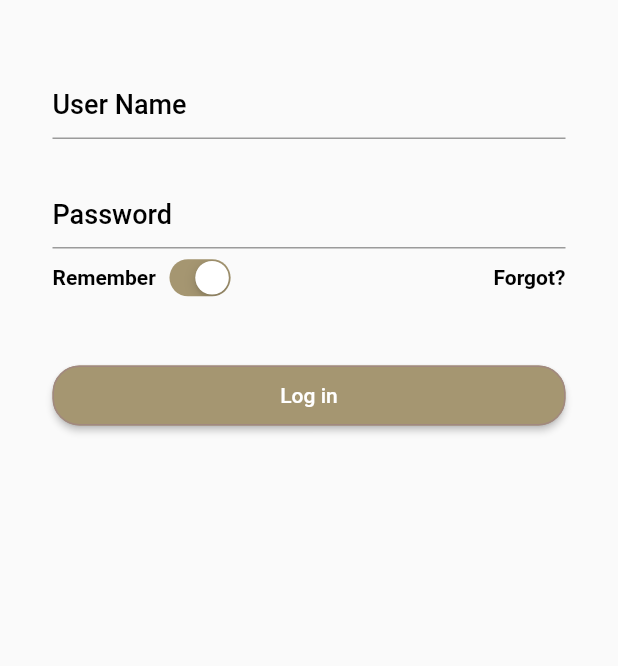
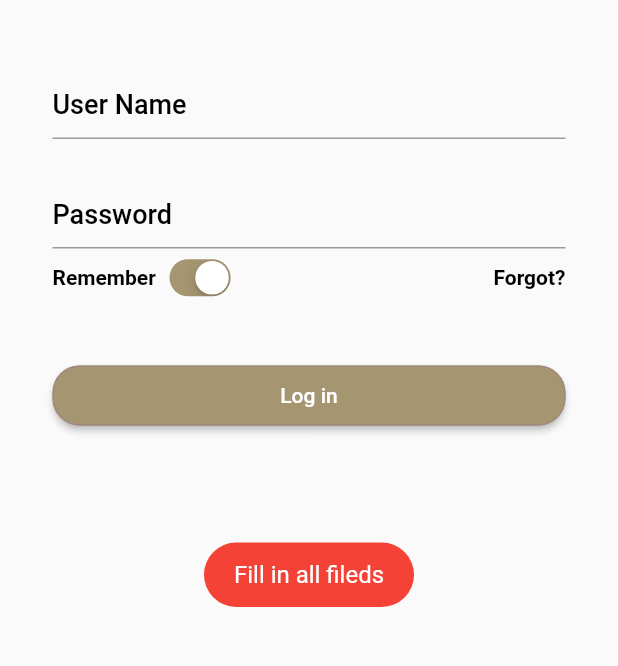
Before and after one commit to menasiephrem/miya-foodie, a Flutter app: the LoginPage screen opened directly, after a tap on "Log in", on a phone screen of 412 x 824 dp, the part 533-1199 px from its top. Run offline on Flutter 3.47's test engine with Material 2 defaults, Android fonts, the phone set to English and light mode, and no system bars; our stand-ins replace cloud_firestore, firebase_core, fluttertoast, get_it, shared_preferences; accounts and stored records are empty; Roboto replaces fonts that are missing (Montserrat).

```diff
--- /dev/null
+++ b/lib/finder.dart
@@ -0,0 +1,8 @@
+import 'package:foodie/services/auth_services.dart';
+import 'package:get_it/get_it.dart';
+
+GetIt locator = GetIt.instance;
+
+void setupFinder() {
+  locator.registerLazySingleton(() => AuthService());
+}
--- /dev/null
+++ b/lib/models/user.dart
@@ -0,0 +1,35 @@
+
+
+class User{
+   String name;
+   String sex;
+   String userName;
+   String createdAt;
+   String password;
+
+    User(String name, String userName, String passowrd){
+      this.name = name;
+      this.createdAt = DateTime.now().toString();
+      this.userName = userName;
+      this.password = passowrd;
+   }
+
+   User.empty();
+
+    User.fromData(Map<String, dynamic> data){
+      this.name = data['name'];
+      this.createdAt = data['createdAt'] is String? data['createdAt'] : data['createdAt'].toDate().toString();
+      this.userName = data['userName'];
+      this.sex = data['sex'];
+      this.password = data['password'];
+   }
+
+  Map<String, dynamic> toJson() => {
+    "name": name,
+    "userName": userName,
+    "sex": sex,
+    "createdAt":createdAt,
+    "password": password
+  };
+
+}
--- a/lib/pages/login_page.dart
+++ b/lib/pages/login_page.dart
@@ -3,6 +3,12 @@ import 'package:flutter/material.dart';
 import 'package:flutter/services.dart';
 import 'package:foodie/components/Inputs/password_input.dart';
 import 'package:foodie/components/Inputs/phone_number_input.dart';
+import 'package:foodie/models/user.dart';
+import 'package:foodie/pages/main_page.dart';
+import 'package:foodie/services/auth_services.dart';
+import 'package:foodie/utils/general_util.dart';
+
+import '../finder.dart';
 
 class LoginPage extends StatefulWidget {
   LoginPage();
@@ -12,10 +18,29 @@ class LoginPage extends StatefulWidget {
 }
 
 class _LoginPageState extends State<LoginPage> {
+   AuthService _authService = locator<AuthService>();
 
-   String _password = "tes";
+   String _password;
    String _phone;
    bool _rememeberUser = true;
+
+   void _loginPage() async{
+     if(_phone == null || _password == null ){
+       showToast("Fill in all fileds", true);
+       return;
+     }
+
+    User user = await  _authService.loginUser(_phone, _password, _rememeberUser);
+    if(user == null){
+      showToast("Login Faild", true);
+    }else{
+    showToast("Login Sucessful", false);
+      Navigator.pushReplacement(
+                context,
+                MaterialPageRoute(builder: (context) =>  MainPage()),
+            );
+    }
+   }
 
   @override
   Widget build(BuildContext context) {
@@ -116,7 +141,7 @@ class _LoginPageState extends State<LoginPage> {
                         borderRadius: BorderRadius.circular(18.0),
                         side: BorderSide(color: Colors.brown[300])),
                       onPressed: () {
-                        print("Login");
+                        _loginPage();
                       },
                       color: Color(0xffa59671),
                       textColor: Colors.white,
--- /dev/null
+++ b/lib/utils/general_util.dart
@@ -0,0 +1,14 @@
+import 'package:flutter/material.dart';
+import 'package:fluttertoast/fluttertoast.dart';
+
+void showToast(String message,bool error){
+    Fluttertoast.showToast(
+      msg: '$message',
+       toastLength: Toast.LENGTH_SHORT,
+        gravity: ToastGravity.BOTTOM,
+        timeInSecForIosWeb: 1,
+        backgroundColor: error? Colors.red: Colors.green,
+        textColor: Colors.white,
+        fontSize: 16.0
+    );
+}
--- a/pubspec.yaml
+++ b/pubspec.yaml
@@ -22,6 +22,8 @@ dependencies:
   cloud_firestore: ^0.14.3
   firebase_storage: ^5.0.1
   shared_preferences: ^0.5.8
+  fluttertoast: ^4.0.0
+  get_it: ^4.0.4
 
 dev_dependencies:
   flutter_test:
```
Also changed, not shown: lib/main.dart (+7 -1 lines), lib/services/auth_services.dart (added, +26 -0 lines), pubspec.lock, 1 other file.
